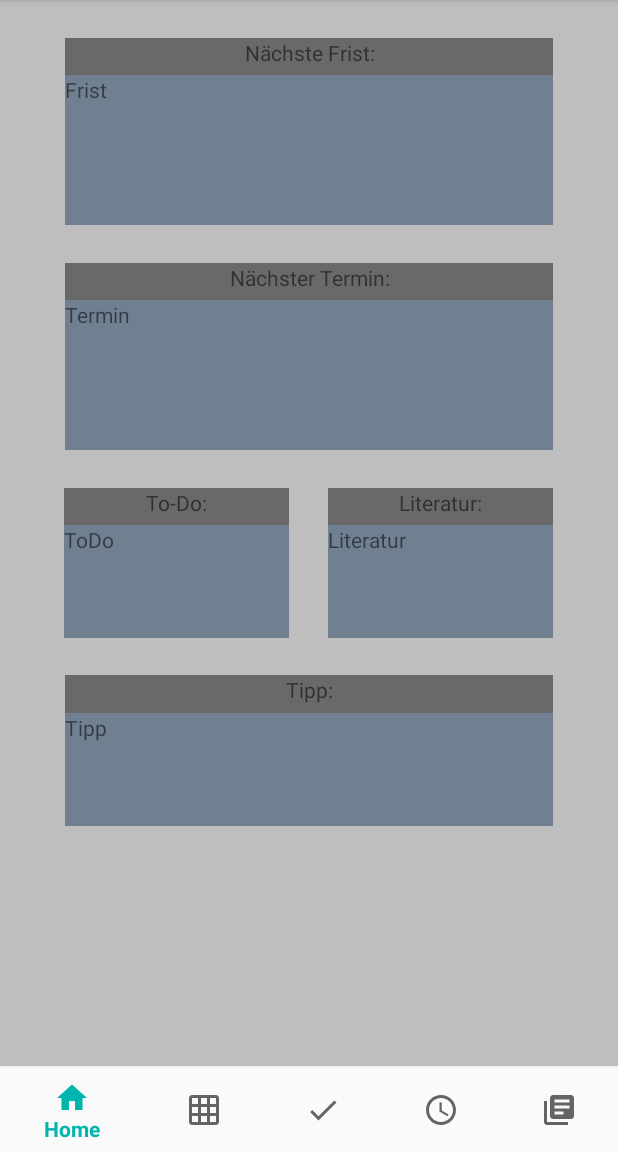
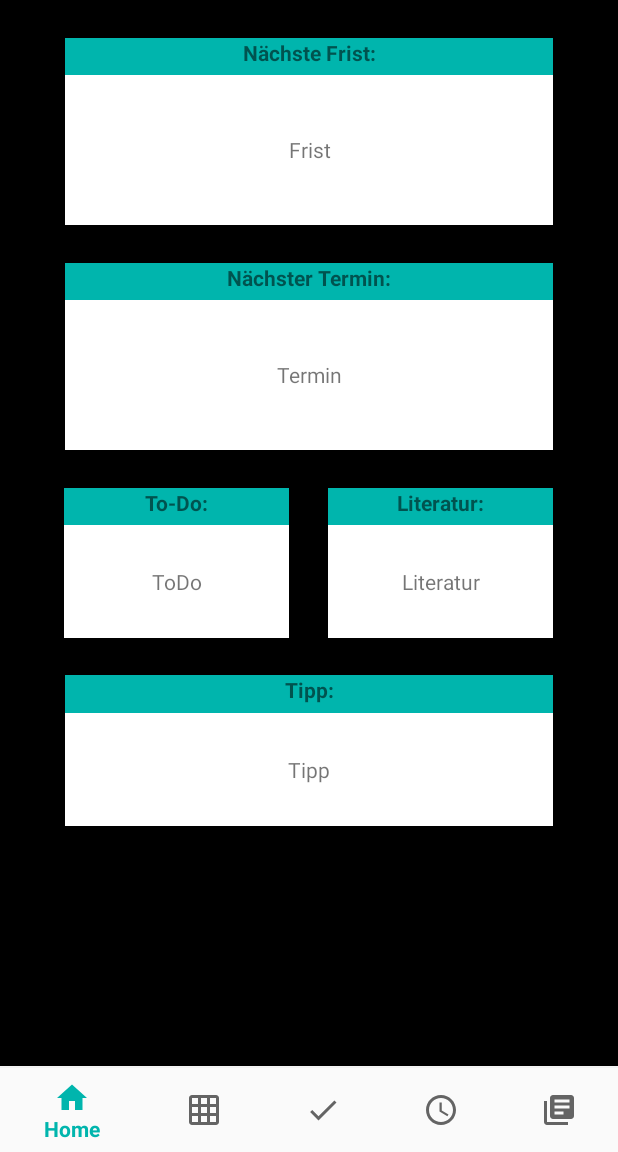
Before and after one commit to MordragT/managy, an Android app: the screen it shows after launch (MainActivity), on a phone screen of 412 x 824 dp, the part 84-1236 px from its top. Run offline under Robolectric (Android 15) with nearby library versions, the phone set to English and light mode, and no system bars.

Commit message:
Farbliche Anpassung der Startseite

```diff
--- a/fragments/app/src/main/java/com/example/java_class/Startseite.java
+++ b/fragments/app/src/main/java/com/example/java_class/Startseite.java
@@ -32,8 +32,12 @@ public class Startseite extends Fragment {
     public View onCreateView(LayoutInflater inflater, ViewGroup container,
                              Bundle savedInstanceState) {
 
+        //FristStartseite();
+        //TerminStartseite();
+        //ToDoStartseite();
+        //LiteraturStartseite();
         //TippsStartseite();
-
+//
         // Inflate the layout for this fragment
         return inflater.inflate(R.layout.fragment_startseite, container, false);
     }
@@ -58,13 +62,13 @@ public class Startseite extends Fragment {
     }
 
     public void TippsStartseite() {
-        TextView TippsStart = getActivity().findViewById(R.id.TippsStart);
-        //TippsStart.setText("klappt");
+        TextView TippsStartseite = getActivity().findViewById(R.id.TippsStart);
+        TippsStartseite.setText("klappt");
         //TippsStart.setText(getResources().getString(R.string.TippStart));
 
-        int randomIndex = new Random().nextInt((getResources().getStringArray(R.array.TippsArray)).length);
-        String randomTipp = (getResources().getStringArray(R.array.TippsArray))[randomIndex];
-        TippsStart.setText(randomTipp);
+        //int randomIndex = new Random().nextInt((getResources().getStringArray(R.array.TippsArray)).length);
+        //String randomTipp = (getResources().getStringArray(R.array.TippsArray))[randomIndex];
+        //TippsStart.setText(randomTipp);
 
         //Random r = new Random();
         //String myRandString = r.nextInt(R.array.TippsArray.);
--- a/fragments/app/src/main/res/layout/fragment_startseite.xml
+++ b/fragments/app/src/main/res/layout/fragment_startseite.xml
@@ -4,7 +4,7 @@
     android:layout_width="match_parent"
     android:layout_height="match_parent"
     tools:context=".Startseite"
-    android:background="#bebebe"
+    android:background="#000000"
     android:orientation="horizontal"
     >
 
@@ -20,8 +20,9 @@
         android:layout_width="325dp"
         android:layout_height="25dp"
         android:layout_gravity="center_horizontal"
-        android:background="#696969"
+        android:background="#00b5ad"
         android:layout_marginTop="25dp"
+        android:textStyle="bold"
         android:text="Nächste Frist:"
         android:gravity="center_horizontal"
         />
@@ -30,9 +31,10 @@
         android:id="@+id/FristStart"
         android:layout_width="325dp"
         android:layout_height="100dp"
-        android:background="#708090"
+        android:background="#ffffff"
         android:layout_gravity="center_horizontal"
         android:layout_marginTop="50dp"
+        android:gravity="center"
         android:text="@string/FristStart"
         />
 
@@ -41,8 +43,9 @@
         android:layout_width="325dp"
         android:layout_height="25dp"
         android:layout_gravity="center_horizontal"
-        android:background="#696969"
+        android:background="#00b5ad"
         android:layout_marginTop="175dp"
+        android:textStyle="bold"
         android:text="Nächster Termin:"
         android:gravity="center_horizontal"
         />
@@ -51,9 +54,10 @@
         android:id="@+id/TerminStart"
         android:layout_width="325dp"
         android:layout_height="100dp"
-        android:background="#708090"
+        android:background="#ffffff"
         android:layout_gravity="center_horizontal"
         android:layout_marginTop="200dp"
+        android:gravity="center"
         android:text="@string/TerminStart"
         />
 
@@ -62,8 +66,9 @@
         android:layout_width="150dp"
         android:layout_height="25dp"
         android:layout_gravity="center_horizontal"
-        android:background="#696969"
+        android:background="#00b5ad"
         android:layout_marginTop="325dp"
+        android:textStyle="bold"
         android:text="To-Do:"
         android:gravity="center_horizontal"
         android:layout_marginRight="88dp"
@@ -73,10 +78,11 @@
         android:id="@+id/ToDoStart"
         android:layout_width="150dp"
         android:layout_height="75dp"
-        android:background="#708090"
+        android:background="#ffffff"
         android:layout_gravity="center_horizontal"
         android:layout_marginTop="350dp"
         android:layout_marginRight="88dp"
+        android:gravity="center"
         android:text="@string/ToDoStart"
         />
 
@@ -85,8 +91,9 @@
         android:layout_width="150dp"
         android:layout_height="25dp"
         android:layout_gravity="center_horizontal"
-        android:background="#696969"
+        android:background="#00b5ad"
         android:layout_marginTop="325dp"
+        android:textStyle="bold"
         android:text="Literatur:"
         android:gravity="center_horizontal"
         android:layout_marginLeft="88dp"
@@ -96,10 +103,11 @@
         android:id="@+id/LiteraturStart"
         android:layout_width="150dp"
         android:layout_height="75dp"
-        android:background="#708090"
+        android:background="#ffffff"
         android:layout_gravity="center_horizontal"
         android:layout_marginTop="350dp"
         android:layout_marginLeft="88dp"
+        android:gravity="center"
         android:text="@string/LiteraturStart"
         />
     <!-- Tipp -->
@@ -107,8 +115,9 @@
         android:layout_width="325dp"
         android:layout_height="25dp"
         android:layout_gravity="center_horizontal"
-        android:background="#696969"
+        android:background="#00b5ad"
         android:layout_marginTop="450dp"
+        android:textStyle="bold"
         android:text="Tipp:"
         android:gravity="center_horizontal"
         />
@@ -117,9 +126,10 @@
         android:id="@+id/TippsStart"
         android:layout_width="325dp"
         android:layout_height="75dp"
-        android:background="#708090"
+        android:background="#ffffff"
         android:layout_gravity="center_horizontal"
         android:layout_marginTop="475dp"
+        android:gravity="center"
         android:text="Tipp"
         />
 
```
